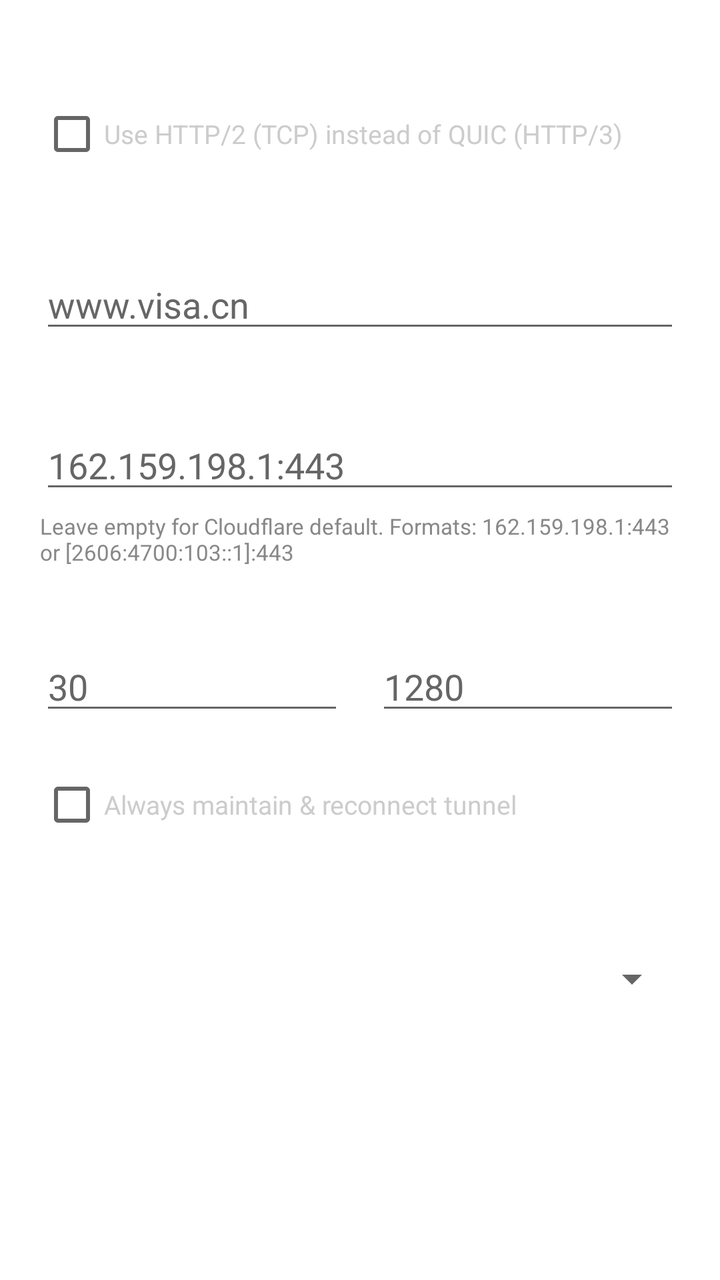
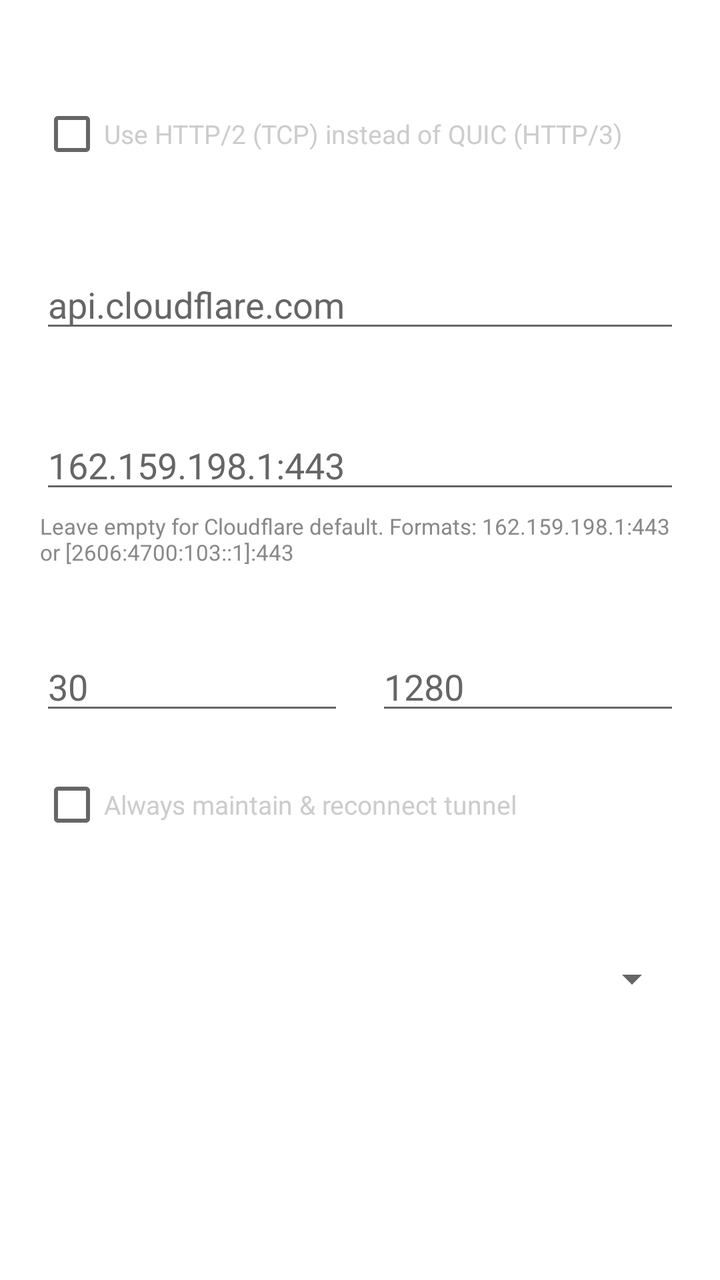

Two renders of the same Android screen: before a commit and after it. Below are the layout's source before the change and the commit's diff.
<!-- AndroidManifest.xml: application theme Theme.UsqueVpn -->
<!-- res/layout/dialog_settings.xml -->
<?xml version="1.0" encoding="utf-8"?>
<ScrollView xmlns:android="http://schemas.android.com/apk/res/android"
    android:layout_width="match_parent"
    android:layout_height="wrap_content">

    <LinearLayout
        android:layout_width="match_parent"
        android:layout_height="wrap_content"
        android:orientation="vertical"
        android:padding="20dp">

        
        <TextView
            android:layout_width="wrap_content"
            android:layout_height="wrap_content"
            android:text="Protocol Mode"
            android:textColor="#ffffff"
            android:textSize="14sp"
            android:textStyle="bold"
            android:layout_marginBottom="4dp" />

        <CheckBox
            android:id="@+id/http2_checkbox"
            android:layout_width="match_parent"
            android:layout_height="wrap_content"
            android:text="Use HTTP/2 (TCP) instead of QUIC (HTTP/3)"
            android:textColor="#cccccc"
            android:textSize="13sp"
            android:layout_marginBottom="16dp" />

        
        <TextView
            android:layout_width="wrap_content"
            android:layout_height="wrap_content"
            android:text="SNI (Server Name Indication)"
            android:textColor="#ffffff"
            android:textSize="14sp"
            android:textStyle="bold"
            android:layout_marginBottom="4dp" />

        <EditText
            android:id="@+id/sni_input"
            android:layout_width="match_parent"
            android:layout_height="wrap_content"
            android:hint="www.visa.cn"
            android:inputType="textUri"
            android:textColor="#ffffff"
            android:textColorHint="#666666"
            android:layout_marginBottom="16dp" />

        
        <TextView
            android:layout_width="wrap_content"
            android:layout_height="wrap_content"
            android:text="Custom Endpoint (host:port)"
            android:textColor="#ffffff"
            android:textSize="14sp"
            android:textStyle="bold"
            android:layout_marginBottom="4dp" />

        <EditText
            android:id="@+id/endpoint_input"
            android:layout_width="match_parent"
            android:layout_height="wrap_content"
            android:hint="162.159.198.1:443"
            android:inputType="textUri"
            android:textColor="#ffffff"
            android:textColorHint="#666666"
            android:layout_marginBottom="4dp" />

        <TextView
            android:layout_width="wrap_content"
            android:layout_height="wrap_content"
            android:text="Leave empty for Cloudflare default. Formats: 162.159.198.1:443 or [2606:4700:103::1]:443"
            android:textColor="#888888"
            android:textSize="11sp"
            android:layout_marginBottom="16dp" />

        
        <LinearLayout
            android:layout_width="match_parent"
            android:layout_height="wrap_content"
            android:orientation="horizontal"
            android:layout_marginBottom="16dp">

            <LinearLayout
                android:layout_width="0dp"
                android:layout_height="wrap_content"
                android:layout_weight="1"
                android:orientation="vertical"
                android:layout_marginEnd="8dp">

                <TextView
                    android:layout_width="wrap_content"
                    android:layout_height="wrap_content"
                    android:text="Keepalive (s)"
                    android:textColor="#ffffff"
                    android:textSize="13sp"
                    android:textStyle="bold"
                    android:layout_marginBottom="4dp" />

                <EditText
                    android:id="@+id/keepalive_input"
                    android:layout_width="match_parent"
                    android:layout_height="wrap_content"
                    android:hint="30"
                    android:inputType="number"
                    android:textColor="#ffffff"
                    android:textColorHint="#666666" />
            </LinearLayout>

            <LinearLayout
                android:layout_width="0dp"
                android:layout_height="wrap_content"
                android:layout_weight="1"
                android:orientation="vertical"
                android:layout_marginStart="8dp">

                <TextView
                    android:layout_width="wrap_content"
                    android:layout_height="wrap_content"
                    android:text="MTU"
                    android:textColor="#ffffff"
                    android:textSize="13sp"
                    android:textStyle="bold"
                    android:layout_marginBottom="4dp" />

                <EditText
                    android:id="@+id/mtu_input"
                    android:layout_width="match_parent"
                    android:layout_height="wrap_content"
                    android:hint="1280"
                    android:inputType="number"
                    android:textColor="#ffffff"
                    android:textColorHint="#666666" />
            </LinearLayout>
        </LinearLayout>

        
        <CheckBox
            android:id="@+id/always_reconnect_checkbox"
            android:layout_width="match_parent"
            android:layout_height="wrap_content"
            android:text="Always maintain &amp; reconnect tunnel"
            android:textColor="#cccccc"
            android:textSize="13sp"
            android:layout_marginBottom="16dp" />

        
        <TextView
            android:layout_width="wrap_content"
            android:layout_height="wrap_content"
            android:text="Log Level"
            android:textColor="#ffffff"
            android:textSize="14sp"
            android:textStyle="bold"
            android:layout_marginBottom="4dp" />

        <Spinner
            android:id="@+id/loglevel_spinner"
            android:layout_width="match_parent"
            android:layout_height="48dp"
            android:layout_marginBottom="8dp" />

    </LinearLayout>
</ScrollView>
<!-- resources referenced by this layout -->
<resources>
  <style name="Theme.UsqueVpn" parent="Theme.MaterialComponents.DayNight.NoActionBar">
          <item name="colorPrimary">#6c5ce7</item>
          <item name="colorPrimaryDark">#5b4cdb</item>
          <item name="colorAccent">#00cec9</item>
          <item name="android:statusBarColor">#1a1a2e</item>
          <item name="android:navigationBarColor">#1a1a2e</item>
      </style>
</resources>

<!-- the commit's change to res/layout/dialog_settings.xml (unified diff, before → after) -->
@@ -42,7 +42,7 @@
             android:id="@+id/sni_input"
             android:layout_width="match_parent"
             android:layout_height="wrap_content"
-            android:hint="www.visa.cn"
+            android:hint="api.cloudflare.com"
             android:inputType="textUri"
             android:textColor="#ffffff"
             android:textColorHint="#666666"
